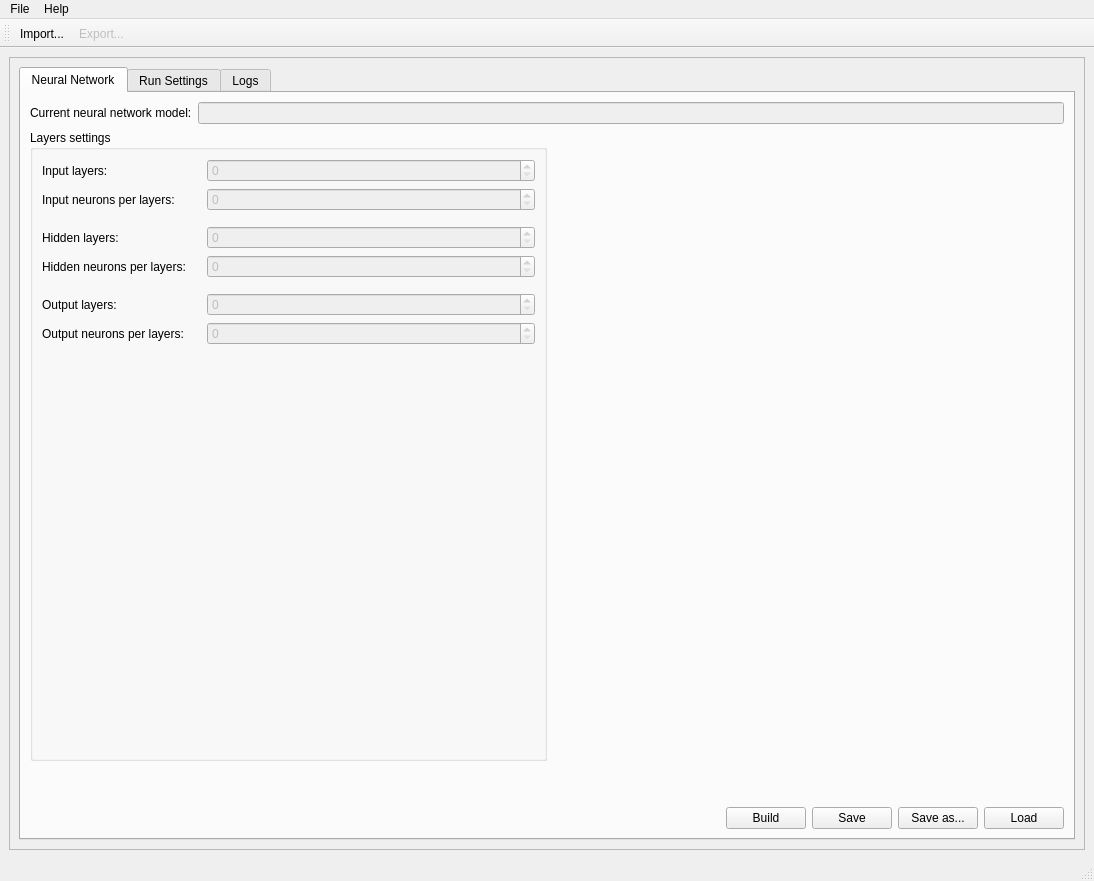
Qt form gui/MainWindow.ui (obewan/SIPAI) before a commit.
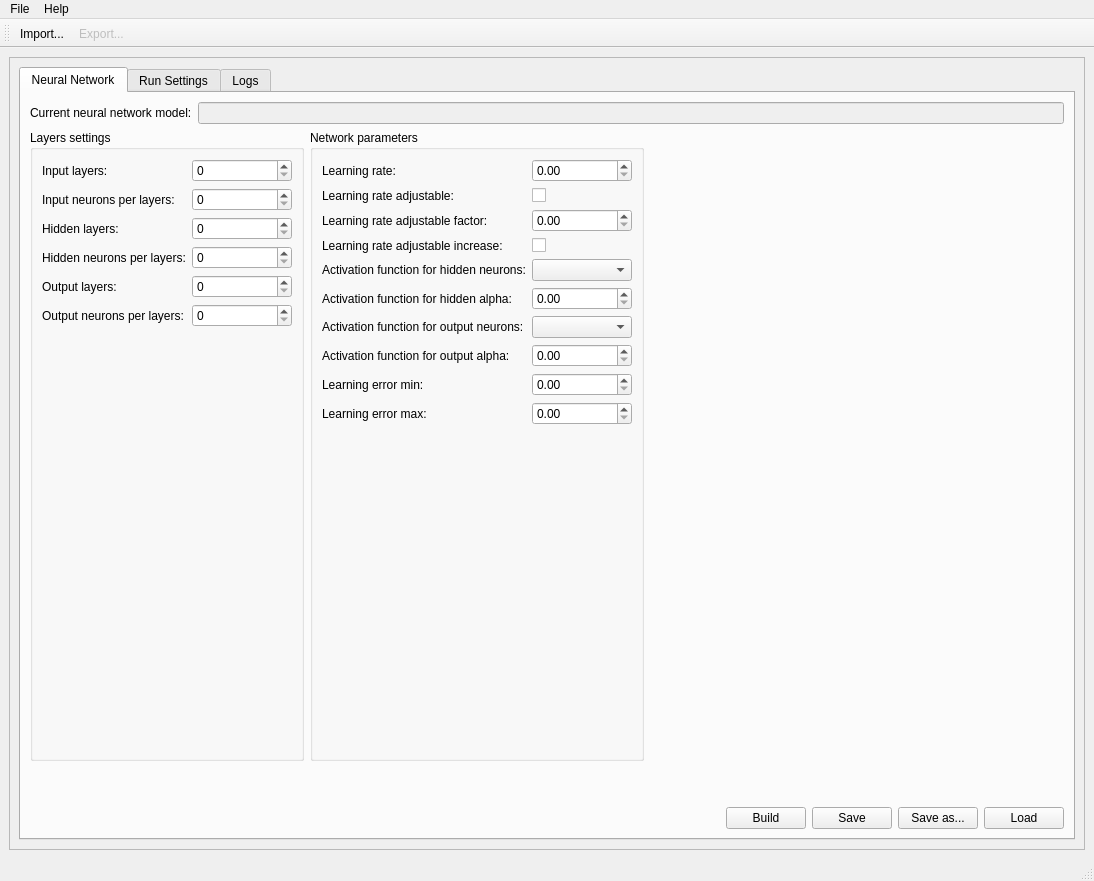
The same form after that commit. Icons and pictures are not drawn.

Patch:
```diff
--- a/gui/MainWindow.ui
+++ b/gui/MainWindow.ui
@@ -102,11 +102,11 @@
                </layout>
               </item>
               <item>
-               <layout class="QHBoxLayout" name="horizontalLayout_3" stretch="0,0">
+               <layout class="QHBoxLayout" name="horizontalLayout_3" stretch="0,0,0">
                 <item>
                  <widget class="QGroupBox" name="groupBox">
                   <property name="sizePolicy">
-                   <sizepolicy hsizetype="Preferred" vsizetype="Minimum">
+                   <sizepolicy hsizetype="Preferred" vsizetype="Preferred">
                     <horstretch>0</horstretch>
                     <verstretch>0</verstretch>
                    </sizepolicy>
@@ -121,13 +121,13 @@
                    <item>
                     <layout class="QFormLayout" name="formLayout_2">
                      <property name="sizeConstraint">
-                      <enum>QLayout::SetFixedSize</enum>
+                      <enum>QLayout::SetDefaultConstraint</enum>
                      </property>
                      <property name="fieldGrowthPolicy">
-                      <enum>QFormLayout::ExpandingFieldsGrow</enum>
+                      <enum>QFormLayout::AllNonFixedFieldsGrow</enum>
                      </property>
                      <property name="horizontalSpacing">
-                      <number>21</number>
+                      <number>6</number>
                      </property>
                      <item row="0" column="0">
                       <widget class="QLabel" name="labelInputLayers">
@@ -139,65 +139,25 @@
                      <item row="0" column="1">
                       <widget class="QSpinBox" name="spinBoxInputLayers">
                        <property name="enabled">
-                        <bool>false</bool>
+                        <bool>true</bool>
                        </property>
                        <property name="sizePolicy">
-                        <sizepolicy hsizetype="Expanding" vsizetype="Fixed">
+                        <sizepolicy hsizetype="Minimum" vsizetype="Fixed">
                          <horstretch>0</horstretch>
                          <verstretch>0</verstretch>
                         </sizepolicy>
                        </property>
+                       <property name="minimumSize">
+                        <size>
+                         <width>100</width>
+                         <height>0</height>
+                        </size>
+                       </property>
                        <property name="toolTip">
                         <string>Total of input layers</string>
                        </property>
                       </widget>
                      </item>
-                     <item row="3" column="0">
-                      <widget class="QLabel" name="labelHiddenLayers">
-                       <property name="text">
-                        <string>Hidden layers:</string>
-                       </property>
-                      </widget>
-                     </item>
-                     <item row="3" column="1">
-                      <widget class="QSpinBox" name="spinBoxHiddenLayers">
-                       <property name="enabled">
-                        <bool>false</bool>
-                       </property>
-                       <property name="sizePolicy">
-                        <sizepolicy hsizetype="Expanding" vsizetype="Fixed">
-                         <horstretch>0</horstretch>
-                         <verstretch>0</verstretch>
-                        </sizepolicy>
-                       </property>
-                       <property name="toolTip">
-                        <string>Total of hidden layers </string>
-                       </property>
-                      </widget>
-                     </item>
-                     <item row="6" column="0">
-                      <widget class="QLabel" name="labelOutputLayers">
-                       <property name="text">
-                        <string>Output layers:</string>
-                       </property>
-                      </widget>
-                     </item>
-                     <item row="6" column="1">
-                      <widget class="QSpinBox" name="spinBoxOutputLayers">
-                       <property name="enabled">
-                        <bool>false</bool>
-                       </property>
-                       <property name="sizePolicy">
-                        <sizepolicy hsizetype="Expanding" vsizetype="Fixed">
-                         <horstretch>0</horstretch>
-                         <verstretch>0</verstretch>
-                        </sizepolicy>
-                       </property>
-                       <property name="toolTip">
-                        <string>Total of output layers</string>
-                       </property>
-                      </widget>
-                     </item>
                      <item row="1" column="0">
                       <widget class="QLabel" name="labelInputNeurons">
                        <property name="text">
@@ -208,10 +168,10 @@
                      <item row="1" column="1">
                       <widget class="QSpinBox" name="spinBoxInputNeurons">
                        <property name="enabled">
-                        <bool>false</bool>
+                        <bool>true</bool>
                        </property>
                        <property name="sizePolicy">
-                        <sizepolicy hsizetype="Expanding" vsizetype="Fixed">
+                        <sizepolicy hsizetype="Minimum" vsizetype="Fixed">
                          <horstretch>0</horstretch>
                          <verstretch>0</verstretch>
                         </sizepolicy>
@@ -221,20 +181,43 @@
                        </property>
                       </widget>
                      </item>
-                     <item row="4" column="0">
+                     <item row="2" column="0">
+                      <widget class="QLabel" name="labelHiddenLayers">
+                       <property name="text">
+                        <string>Hidden layers:</string>
+                       </property>
+                      </widget>
+                     </item>
+                     <item row="2" column="1">
+                      <widget class="QSpinBox" name="spinBoxHiddenLayers">
+                       <property name="enabled">
+                        <bool>true</bool>
+                       </property>
+                       <property name="sizePolicy">
+                        <sizepolicy hsizetype="Minimum" vsizetype="Fixed">
+                         <horstretch>0</horstretch>
+                         <verstretch>0</verstretch>
+                        </sizepolicy>
+                       </property>
+                       <property name="toolTip">
+                        <string>Total of hidden layers </string>
+                       </property>
+                      </widget>
+                     </item>
+                     <item row="3" column="0">
                       <widget class="QLabel" name="labelHiddenNeurons">
                        <property name="text">
                         <string>Hidden neurons per layers:</string>
                        </property>
                       </widget>
                      </item>
-                     <item row="4" column="1">
+                     <item row="3" column="1">
                       <widget class="QSpinBox" name="spinBoxHiddenNeurons">
                        <property name="enabled">
-                        <bool>false</bool>
+                        <bool>true</bool>
                        </property>
                        <property name="sizePolicy">
-                        <sizepolicy hsizetype="Expanding" vsizetype="Fixed">
+                        <sizepolicy hsizetype="Minimum" vsizetype="Fixed">
                          <horstretch>0</horstretch>
                          <verstretch>0</verstretch>
                         </sizepolicy>
@@ -244,20 +227,43 @@
                        </property>
                       </widget>
                      </item>
-                     <item row="7" column="0">
+                     <item row="4" column="0">
+                      <widget class="QLabel" name="labelOutputLayers">
+                       <property name="text">
+                        <string>Output layers:</string>
+                       </property>
+                      </widget>
+                     </item>
+                     <item row="4" column="1">
+                      <widget class="QSpinBox" name="spinBoxOutputLayers">
+                       <property name="enabled">
+                        <bool>true</bool>
+                       </property>
+                       <property name="sizePolicy">
+                        <sizepolicy hsizetype="Minimum" vsizetype="Fixed">
+                         <horstretch>0</horstretch>
+                         <verstretch>0</verstretch>
+                        </sizepolicy>
+                       </property>
+                       <property name="toolTip">
+                        <string>Total of output layers</string>
+                       </property>
+                      </widget>
+                     </item>
+                     <item row="5" column="0">
                       <widget class="QLabel" name="labelOutputNeurons">
                        <property name="text">
                         <string>Output neurons per layers:</string>
                        </property>
                       </widget>
                      </item>
-                     <item row="7" column="1">
+                     <item row="5" column="1">
                       <widget class="QSpinBox" name="spinBoxOutputNeurons">
                        <property name="enabled">
-                        <bool>false</bool>
+                        <bool>true</bool>
                        </property>
                        <property name="sizePolicy">
-                        <sizepolicy hsizetype="Expanding" vsizetype="Fixed">
+                        <sizepolicy hsizetype="Minimum" vsizetype="Fixed">
                          <horstretch>0</horstretch>
                          <verstretch>0</verstretch>
                         </sizepolicy>
@@ -267,20 +273,146 @@
                        </property>
                       </widget>
                      </item>
+                    </layout>
+                   </item>
+                  </layout>
+                 </widget>
+                </item>
+                <item>
+                 <widget class="QGroupBox" name="groupBoxNetworkParams">
+                  <property name="title">
+                   <string>Network parameters</string>
+                  </property>
+                  <layout class="QHBoxLayout" name="horizontalLayout_6">
+                   <item>
+                    <layout class="QFormLayout" name="formLayout_3">
+                     <property name="fieldGrowthPolicy">
+                      <enum>QFormLayout::AllNonFixedFieldsGrow</enum>
+                     </property>
+                     <property name="horizontalSpacing">
+                      <number>6</number>
+                     </property>
+                     <item row="0" column="0">
+                      <widget class="QLabel" name="labelLearningRate">
+                       <property name="text">
+                        <string>Learning rate:</string>
+                       </property>
+                      </widget>
+                     </item>
+                     <item row="0" column="1">
+                      <widget class="QDoubleSpinBox" name="doubleSpinBoxLR">
+                       <property name="sizePolicy">
+                        <sizepolicy hsizetype="Minimum" vsizetype="Fixed">
+                         <horstretch>0</horstretch>
+                         <verstretch>0</verstretch>
+                        </sizepolicy>
+                       </property>
+                       <property name="minimumSize">
+                        <size>
+                         <width>100</width>
+                         <height>0</height>
+                        </size>
+                       </property>
+                      </widget>
+                     </item>
+                     <item row="1" column="0">
+                      <widget class="QLabel" name="labelAdaptiveLR">
+                       <property name="text">
+                        <string>Learning rate adjustable:</string>
+                       </property>
+                      </widget>
+                     </item>
+                     <item row="1" column="1">
+                      <widget class="QCheckBox" name="checkBoxLRAdaptive">
+                       <property name="text">
+                        <string/>
+                       </property>
+                      </widget>
+                     </item>
                      <item row="2" column="0">
-                      <widget class="Line" name="line">
-                       <property name="orientation">
-                        <enum>Qt::Horizontal</enum>
+                      <widget class="QLabel" name="labelAdaptiveLRFactor">
+                       <property name="text">
+                        <string>Learning rate adjustable factor:</string>
                        </property>
                       </widget>
                      </item>
+                     <item row="2" column="1">
+                      <widget class="QDoubleSpinBox" name="doubleSpinBoxLRAdatpiveFactor"/>
+                     </item>
+                     <item row="3" column="0">
+                      <widget class="QLabel" name="labelLRAdaptiveIncrease">
+                       <property name="text">
+                        <string>Learning rate adjustable increase:</string>
+                       </property>
+                      </widget>
+                     </item>
+                     <item row="3" column="1">
+                      <widget class="QCheckBox" name="checkBoxLRAdaptiveIncrease">
+                       <property name="text">
+                        <string/>
+                       </property>
+                      </widget>
+                     </item>
+                     <item row="4" column="0">
+                      <widget class="QLabel" name="labelActivationFunctionHidden">
+                       <property name="text">
+                        <string>Activation function for hidden neurons:</string>
+                       </property>
+                      </widget>
+                     </item>
+                     <item row="4" column="1">
+                      <widget class="QComboBox" name="comboBoxActivationFunctionHidden"/>
+                     </item>
                      <item row="5" column="0">
-                      <widget class="Line" name="line_2">
-                       <property name="orientation">
-                        <enum>Qt::Horizontal</enum>
+                      <widget class="QLabel" name="labelActivationFunctionHiddenAlpha">
+                       <property name="text">
+                        <string>Activation function for hidden alpha:</string>
                        </property>
                       </widget>
                      </item>
+                     <item row="5" column="1">
+                      <widget class="QDoubleSpinBox" name="doubleSpinBoxActivationFunctionHiddenAlpha"/>
+                     </item>
+                     <item row="6" column="0">
+                      <widget class="QLabel" name="labelActivationFunctionOutput">
+                       <property name="text">
+                        <string>Activation function for output neurons:</string>
+                       </property>
+                      </widget>
+                     </item>
+                     <item row="6" column="1">
+                      <widget class="QComboBox" name="comboBoxActivationFunctionOutput"/>
+                     </item>
+                     <item row="7" column="0">
+                      <widget class="QLabel" name="labelActivationFunctionOutputAlpha">
+                       <property name="text">
+                        <string>Activation function for output alpha:</string>
+                       </property>
+                      </widget>
+                     </item>
+                     <item row="7" column="1">
+                      <widget class="QDoubleSpinBox" name="doubleSpinBoxActivationFunctionOutputAlpha"/>
+                     </item>
+                     <item row="8" column="0">
+                      <widget class="QLabel" name="labelErrorMin">
+                       <property name="text">
+                        <string>Learning error min:</string>
+                       </property>
+                      </widget>
+                     </item>
+                     <item row="8" column="1">
+                      <widget class="QDoubleSpinBox" name="doubleSpinBoxErrorMin"/>
+                     </item>
+                     <item row="9" column="0">
+                      <widget class="QLabel" name="labelErrorMax">
+                       <property name="text">
+                        <string>Learning error max:</string>
+                       </property>
+                      </widget>
+                     </item>
+                     <item row="9" column="1">
+                      <widget class="QDoubleSpinBox" name="doubleSpinBoxErrorMax"/>
+                     </item>
                     </layout>
                    </item>
                   </layout>
```
Left out of the diff: 2 changed lines with no effect on the pictures.
